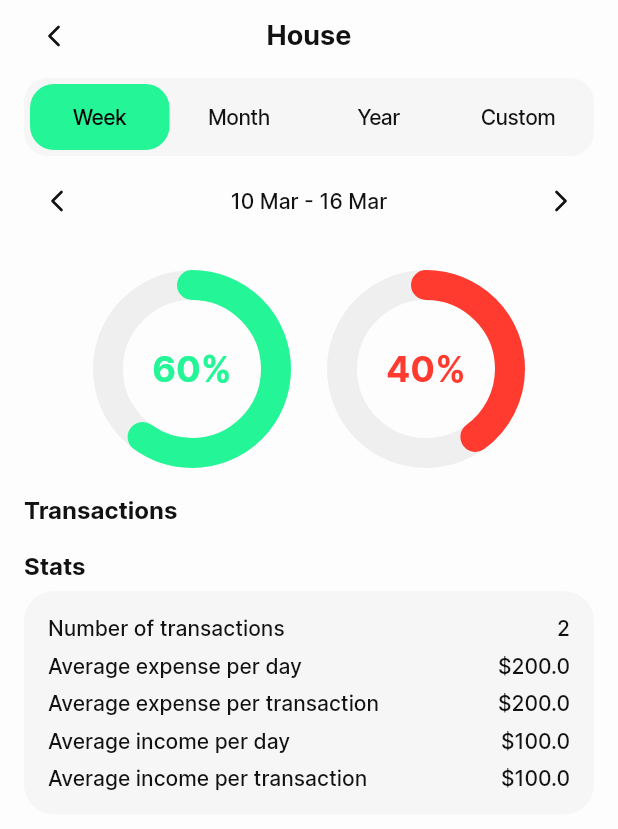
After one commit to kent0505/big_fin, a Flutter app: the AnalyticsCatScreen screen opened directly with sample values from the repository, on a phone screen of 412 x 824 dp. The commit adds this screen. Shown: the top 829 px of the screen. Run offline on Flutter 3.47's test engine with Material 3 defaults, Android fonts, the phone set to English and light mode, and no system bars; drawn by our look-alikes of percent_indicator; our stand-ins replace flutter_bloc, flutter_svg, go_router, shared_preferences, sqflite; accounts and stored records are empty; generated files the repository leaves out were written again.

Commit message:
category analytics screen ui

```diff
--- a/lib/src/core/config/router.dart
+++ b/lib/src/core/config/router.dart
@@ -1,5 +1,6 @@
 import 'package:go_router/go_router.dart';
 
+import '../../features/analytics/screens/analytics_cat_screen.dart';
 import '../../features/budget/screens/add_budget_screen.dart';
 import '../../features/budget/screens/add_limits_screen.dart';
 import '../../features/budget/screens/budget_screen.dart';
@@ -101,5 +102,11 @@ final routerConfig = GoRouter(
       path: CompareScreen.routePath,
       builder: (context, state) => CompareScreen(),
     ),
+    GoRoute(
+      path: AnalyticsCatScreen.routePath,
+      builder: (context, state) => AnalyticsCatScreen(
+        cat: state.extra as Cat,
+      ),
+    ),
   ],
 );
--- /dev/null
+++ b/lib/src/features/analytics/screens/analytics_cat_screen.dart
@@ -0,0 +1,154 @@
+import 'package:flutter/material.dart';
+import 'package:flutter_bloc/flutter_bloc.dart';
+
+import '../../../core/config/constants.dart';
+import '../../../core/config/my_colors.dart';
+import '../../../core/models/cat.dart';
+import '../../../core/widgets/appbar.dart';
+import '../../expense/bloc/expense_bloc.dart';
+import '../../home/widgets/expense_card.dart';
+import '../widgets/analytics_date_shift.dart';
+import '../widgets/analytics_tab.dart';
+import '../widgets/exp_inc_chart.dart';
+import '../widgets/stats_card.dart';
+
+class AnalyticsCatScreen extends StatefulWidget {
+  const AnalyticsCatScreen({super.key, required this.cat});
+
+  final Cat cat;
+
+  static const routePath = '/AnalyticsCatScreen';
+
+  @override
+  State<AnalyticsCatScreen> createState() => _AnalyticsCatScreenState();
+}
+
+class _AnalyticsCatScreenState extends State<AnalyticsCatScreen> {
+  int _index = 0;
+  DateTime _selectedDate = DateTime.now();
+  DateTime _startDate = DateTime.now();
+  DateTime _endDate = DateTime.now();
+
+  void _onTab(int value) {
+    setState(() {
+      _index = value;
+    });
+  }
+
+  void _shiftDate(int offset) {
+    setState(() {
+      switch (_index) {
+        case 0:
+          _startDate = _startDate.add(Duration(days: 7 * offset));
+          _endDate = _startDate.add(Duration(days: 6));
+        case 1:
+          _selectedDate = DateTime(
+            _selectedDate.year,
+            _selectedDate.month + offset,
+          );
+        case 2:
+          _selectedDate = DateTime(
+            _selectedDate.year + offset,
+            _selectedDate.month,
+            _selectedDate.day,
+          );
+        case 3:
+          _selectedDate = _selectedDate.add(Duration(days: offset));
+      }
+    });
+  }
+
+  @override
+  void initState() {
+    super.initState();
+    DateTime now = DateTime.now();
+    _startDate = now.subtract(Duration(days: now.weekday - 1));
+    _endDate = _startDate.add(Duration(days: 6));
+  }
+
+  @override
+  Widget build(BuildContext context) {
+    final colors = Theme.of(context).extension<MyColors>()!;
+
+    return Scaffold(
+      appBar: Appbar(title: widget.cat.title),
+      body: Column(
+        children: [
+          AnalyticsTab(
+            index: _index,
+            onPressed: _onTab,
+          ),
+          AnalyticsDateShift(
+            index: _index,
+            startDate: _startDate,
+            endDate: _endDate,
+            selectedDate: _selectedDate,
+            onShift1: () => _shiftDate(-1),
+            onShift2: () => _shiftDate(1),
+          ),
+          SizedBox(height: 8),
+          Expanded(
+            child: ListView(
+              padding: EdgeInsets.all(16),
+              children: [
+                ExpIncChart(
+                  incomePercent: 0.6, // CHANGE
+                  expensePercent: 0.4, // CHANGE
+                ),
+                SizedBox(height: 18),
+                Text(
+                  'Transactions',
+                  style: TextStyle(
+                    color: colors.textPrimary,
+                    fontSize: 16,
+                    fontFamily: AppFonts.bold,
+                  ),
+                ),
+                SizedBox(height: 8),
+                BlocBuilder<ExpenseBloc, ExpenseState>(
+                  builder: (context, state) {
+                    if (state is ExpensesLoaded) {
+                      final sorted = state.expenses
+                          .where(
+                            (element) => element.catTitle == widget.cat.title,
+                          )
+                          .toList();
+
+                      return ListView.builder(
+                        shrinkWrap: true,
+                        physics: NeverScrollableScrollPhysics(),
+                        itemCount: sorted.length,
+                        itemBuilder: (context, index) {
+                          return ExpenseCard(expense: sorted[index]);
+                        },
+                      );
+                    }
+
+                    return const SizedBox();
+                  },
+                ),
+                SizedBox(height: 10),
+                Text(
+                  'Stats',
+                  style: TextStyle(
+                    color: colors.textPrimary,
+                    fontSize: 16,
+                    fontFamily: AppFonts.bold,
+                  ),
+                ),
+                SizedBox(height: 8),
+                StatsCard(
+                  transactions: 2, // CHANGE
+                  expensePerDay: 200, // CHANGE
+                  expensePerTransaction: 200, // CHANGE
+                  incomePerDay: 100, // CHANGE
+                  incomePerTransaction: 100, // CHANGE
+                ),
+              ],
+            ),
+          ),
+        ],
+      ),
+    );
+  }
+}
--- a/lib/src/features/analytics/widgets/cat_stats.dart
+++ b/lib/src/features/analytics/widgets/cat_stats.dart
@@ -1,9 +1,11 @@
 import 'package:flutter/material.dart';
+import 'package:go_router/go_router.dart';
 
 import '../../../core/config/constants.dart';
 import '../../../core/config/my_colors.dart';
 import '../../../core/models/cat.dart';
 import '../../../core/widgets/button.dart';
+import '../screens/analytics_cat_screen.dart';
 
 class CatStats extends StatelessWidget {
   const CatStats({
@@ -25,7 +27,9 @@ class CatStats extends StatelessWidget {
       width: MediaQuery.sizeOf(context).width / 2 - 20,
       height: 52,
       child: Button(
-        onPressed: () {},
+        onPressed: () {
+          context.push(AnalyticsCatScreen.routePath, extra: cat);
+        },
         child: Row(
           children: [
             Container(
```
